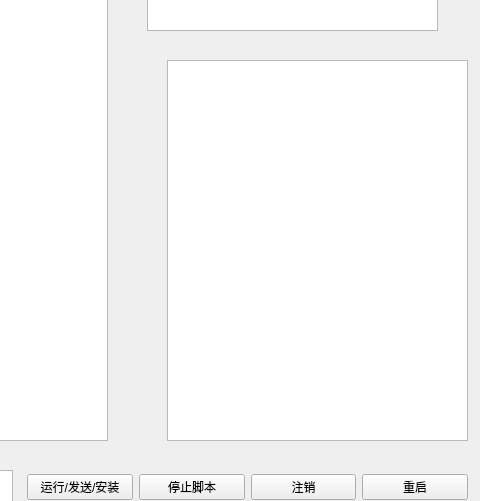
First picture: the form in mainwindowui.ui, repository bingwin/TSCtrol, before the edit; both pictures show x 413 to 893 and y 300 to 801 of the 893 by 906 pixel window.
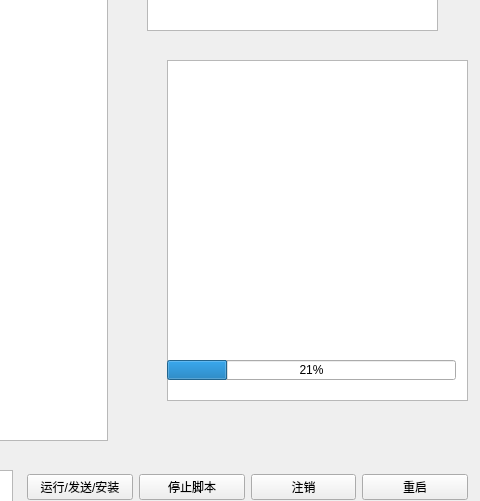
Second picture: the form after the edit.

```diff
--- a/mainwindowui.ui
+++ b/mainwindowui.ui
@@ -90,7 +90,7 @@
       <x>580</x>
       <y>360</y>
       <width>301</width>
-      <height>381</height>
+      <height>341</height>
      </rect>
     </property>
    </widget>
@@ -187,6 +187,19 @@
      <string>当前设备分组:</string>
     </property>
    </widget>
+   <widget class="QProgressBar" name="progressBarFile">
+    <property name="geometry">
+     <rect>
+      <x>580</x>
+      <y>660</y>
+      <width>289</width>
+      <height>20</height>
+     </rect>
+    </property>
+    <property name="value">
+     <number>21</number>
+    </property>
+   </widget>
   </widget>
   <widget class="QMenuBar" name="menubar">
    <property name="geometry">
```
